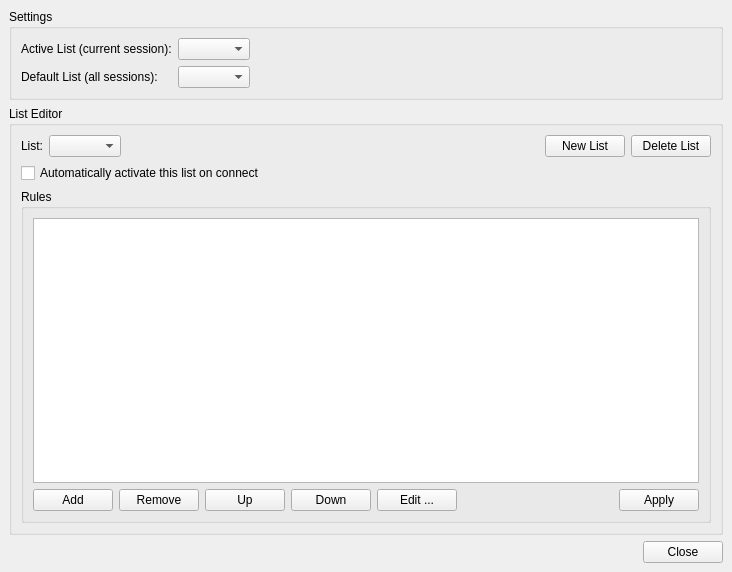
Before: the Qt Designer form src/privacy/privacy.ui in mblsha/yapsi-psi-snapshot, drawn with Qt 5.
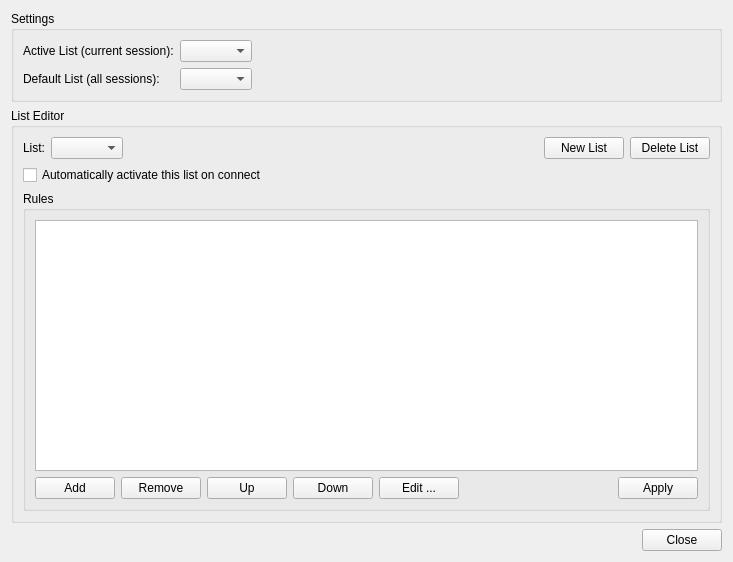
After: the same form once the commit is applied.

What changed in the file:
```diff
--- a/src/privacy/privacy.ui
+++ b/src/privacy/privacy.ui
@@ -3,38 +3,23 @@
  <comment></comment>
  <exportmacro></exportmacro>
  <class>Privacy</class>
- <widget class="QWidget" name="Privacy" >
-  <property name="geometry" >
+ <widget class="QWidget" name="Privacy">
+  <property name="geometry">
    <rect>
     <x>0</x>
     <y>0</y>
-    <width>732</width>
-    <height>572</height>
+    <width>733</width>
+    <height>562</height>
    </rect>
   </property>
-  <property name="windowTitle" >
-   <string>Form</string>
-  </property>
-  <layout class="QVBoxLayout" >
-   <property name="margin" >
-    <number>9</number>
-   </property>
-   <property name="spacing" >
-    <number>6</number>
-   </property>
+  <layout class="QVBoxLayout">
    <item>
     <widget class="QGroupBox" name="gb_settings" >
      <property name="title" >
       <string>Settings</string>
      </property>
-     <layout class="QGridLayout" >
-      <property name="margin" >
-       <number>9</number>
-      </property>
-      <property name="spacing" >
-       <number>6</number>
-      </property>
-      <item row="1" column="2" >
+     <layout class="QGridLayout">
+      <item row="1" column="2">
        <spacer>
         <property name="orientation" >
          <enum>Qt::Horizontal</enum>
@@ -96,21 +81,9 @@
      <property name="title" >
       <string>List Editor</string>
      </property>
-     <layout class="QVBoxLayout" >
-      <property name="margin" >
-       <number>9</number>
-      </property>
-      <property name="spacing" >
-       <number>6</number>
-      </property>
+     <layout class="QVBoxLayout">
       <item>
-       <layout class="QHBoxLayout" >
-        <property name="margin" >
-         <number>0</number>
-        </property>
-        <property name="spacing" >
-         <number>6</number>
-        </property>
+       <layout class="QHBoxLayout">
         <item>
          <widget class="QLabel" name="label_3" >
           <property name="text" >
@@ -166,24 +139,12 @@
         <property name="title" >
          <string>Rules</string>
         </property>
-        <layout class="QVBoxLayout" >
-         <property name="margin" >
-          <number>9</number>
-         </property>
-         <property name="spacing" >
-          <number>6</number>
-         </property>
+        <layout class="QVBoxLayout">
          <item>
           <widget class="QListView" name="lv_rules" />
          </item>
          <item>
-          <layout class="QHBoxLayout" >
-           <property name="margin" >
-            <number>0</number>
-           </property>
-           <property name="spacing" >
-            <number>6</number>
-           </property>
+          <layout class="QHBoxLayout">
            <item>
             <widget class="QPushButton" name="pb_add" >
              <property name="text" >
@@ -248,34 +209,11 @@
     </widget>
    </item>
    <item>
-    <layout class="QHBoxLayout" >
-     <property name="margin" >
-      <number>0</number>
+    <widget class="QDialogButtonBox" name="buttonBox">
+     <property name="standardButtons">
+      <set>QDialogButtonBox::Close</set>
      </property>
-     <property name="spacing" >
-      <number>6</number>
-     </property>
-     <item>
-      <spacer>
-       <property name="orientation" >
-        <enum>Qt::Horizontal</enum>
-       </property>
-       <property name="sizeHint" >
-        <size>
-         <width>40</width>
-         <height>20</height>
-        </size>
-       </property>
-      </spacer>
-     </item>
-     <item>
-      <widget class="QPushButton" name="pb_close" >
-       <property name="text" >
-        <string>Close</string>
-       </property>
-      </widget>
-     </item>
-    </layout>
+    </widget>
    </item>
   </layout>
  </widget>
```
Left out of the diff: 108 changed lines with no effect on the pictures.
